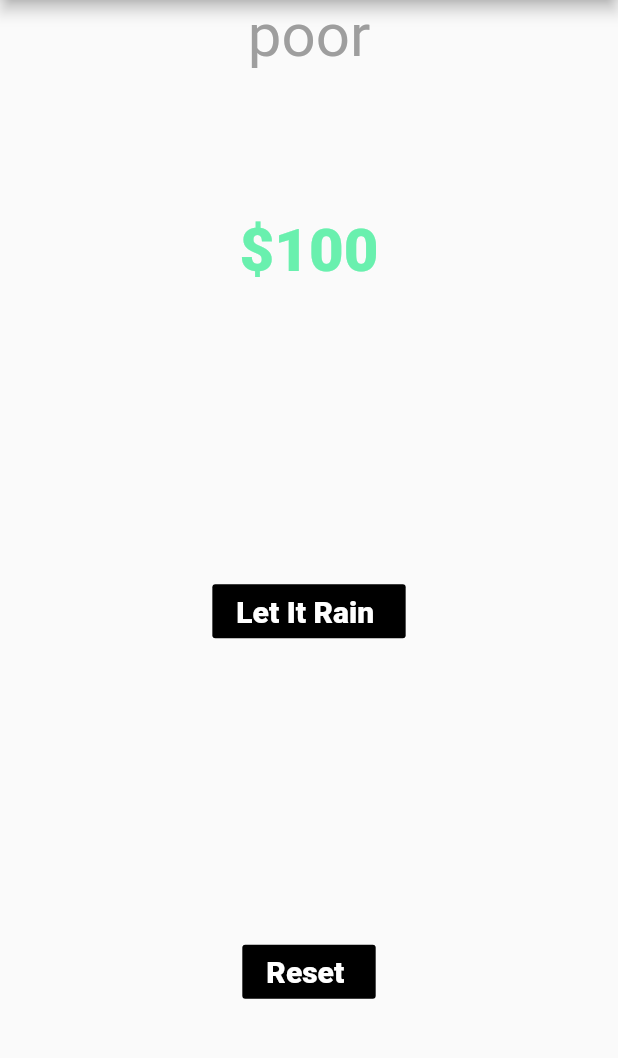
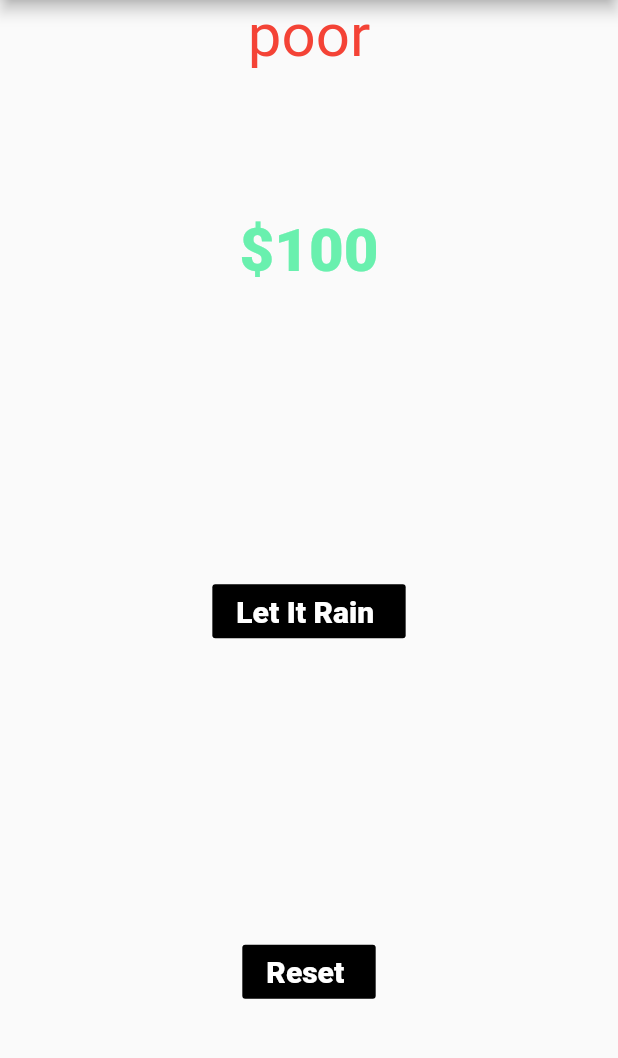
Before and after one commit to ameerhaider/MakeItRain, a Flutter app: the screen it shows after launch, after a tap on "Let It Rain", on a phone screen of 412 x 824 dp, the part 84-1142 px from its top. Run offline on Flutter 3.47's test engine with Material 2 defaults, Android fonts, the phone set to English and light mode, and no system bars.

Commit message:
colour add

```diff
--- a/lib/makeitrain.dart
+++ b/lib/makeitrain.dart
@@ -59,7 +59,7 @@ class MakeItRainState extends State<MakeItRain>{
             new Center(
              child: new Text("$Rich",
                 style: new TextStyle(
-                  color: Colors.grey,
+                  color:Rich == "poor" ? Colors.red : Colors.black,
                   fontWeight: FontWeight.w400,
                   fontSize: 40,
                 ),),
```
